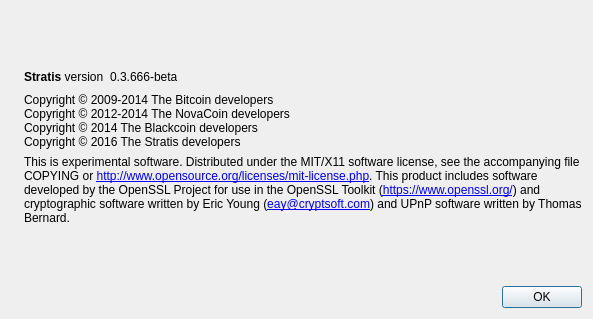
Before: the Qt Designer form src/qt/forms/aboutdialog.ui in DNotesCoin/DNotes2.0, drawn with Qt 5.
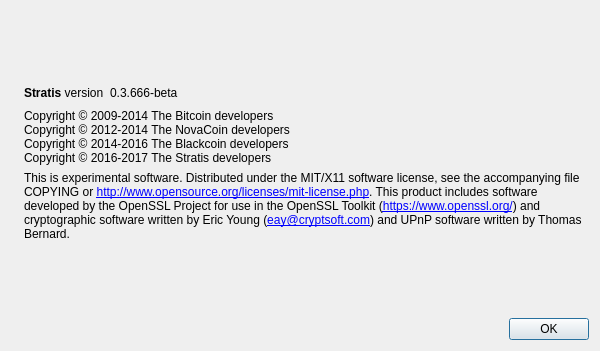
After: the same form once the commit is applied. Icons and pictures are not drawn.

Diff of the .ui file:
```diff
--- a/src/qt/forms/aboutdialog.ui
+++ b/src/qt/forms/aboutdialog.ui
@@ -6,10 +6,16 @@
    <rect>
     <x>0</x>
     <y>0</y>
-    <width>593</width>
-    <height>319</height>
+    <width>600</width>
+    <height>351</height>
    </rect>
   </property>
+  <property name="minimumSize">
+   <size>
+    <width>600</width>
+    <height>350</height>
+   </size>
+  </property>
   <property name="windowTitle">
    <string>About Stratis</string>
   </property>
@@ -93,8 +99,8 @@
        <property name="text">
         <string>Copyright © 2009-2014 The Bitcoin developers
 Copyright © 2012-2014 The NovaCoin developers
-Copyright © 2014 The Blackcoin developers
-Copyright © 2016 The Stratis developers</string>
+Copyright © 2014-2016 The Blackcoin developers
+Copyright © 2016-2017 The Stratis developers</string>
        </property>
        <property name="textInteractionFlags">
         <set>Qt::LinksAccessibleByMouse|Qt::TextSelectableByKeyboard|Qt::TextSelectableByMouse</set>
```
